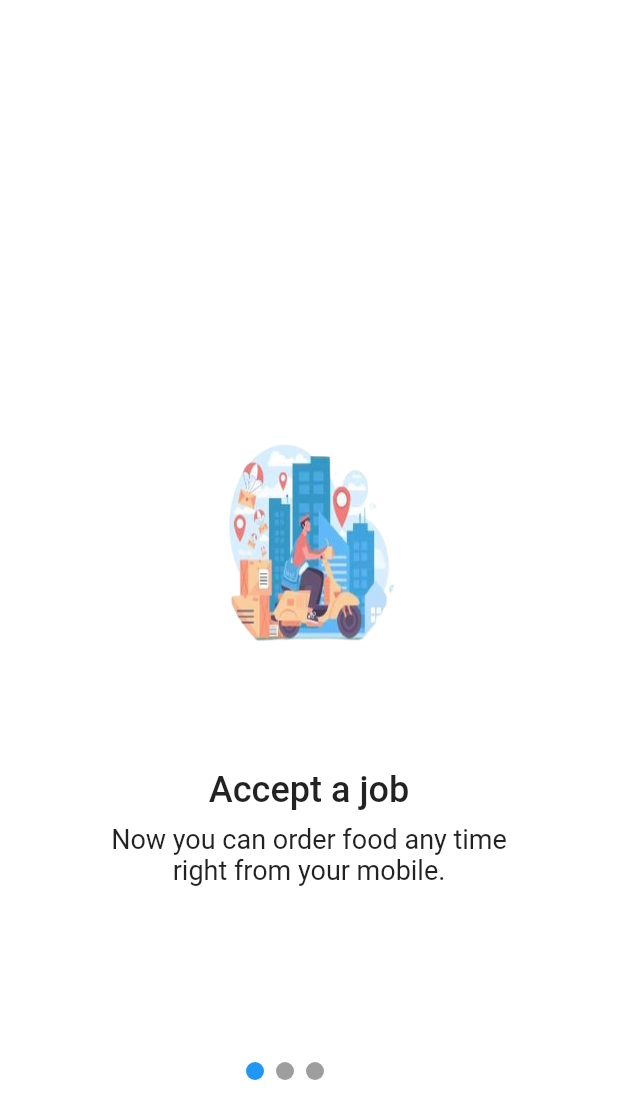
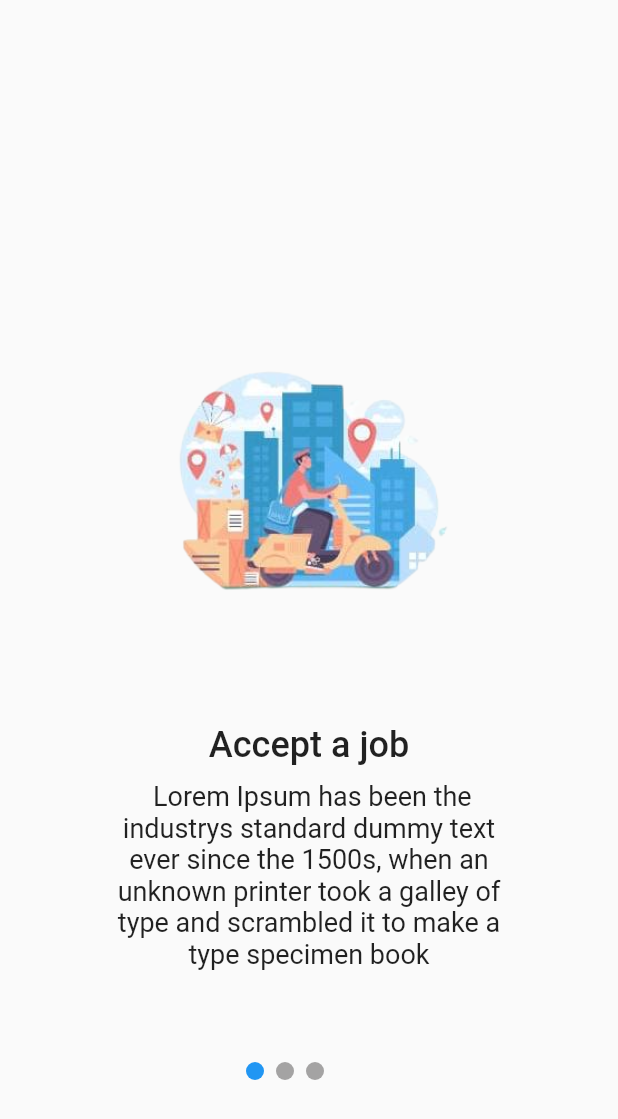
Before and after one commit to sayanths/calicut_project, a Flutter app: the screen it shows after launch, on a phone screen of 412 x 824 dp. Shown: the top 1119 px of the screen. Run offline on Flutter 3.47's test engine with Material 2 defaults, Android fonts, the phone set to English and light mode, and no system bars; our stand-ins replace dio, get, google_maps_flutter.

Commit message:
intro screen customized

```diff
--- a/lib/app/intro_screen/controller/onboard_controller.dart
+++ b/lib/app/intro_screen/controller/onboard_controller.dart
@@ -12,14 +12,14 @@ class OnboardingController extends GetxController {
     OnboardingInfo(
         'asset/WhatsApp_Image_2022-09-27_at_3.49.19_PM__1_-removebg-preview (1).png',
         'Accept a job',
-        'Now you can order food any time  right from your mobile.'),
+        ' Lorem Ipsum has been the industrys standard dummy text ever since the 1500s, when an unknown printer took a galley of type and scrambled it to make a type specimen book'),
     OnboardingInfo(
         'asset/images__1_-removebg-preview.png',
         'Tracking Real time',
-        'We are maintain safty and We keep clean while making food.'),
+        ' Lorem Ipsum has been the industrys standard dummy text ever since the 1500s, when an unknown printer took a galley of type and scrambled it to make a type specimen book'),
     OnboardingInfo(
         'asset/images__2_-removebg-preview.png',
         'Get On- Time Service',
-        'Orders your favorite meals will be immediately deliver')
+        ' Lorem Ipsum has been the industrys standard dummy text ever since the 1500s, when an unknown printer took a galley of type and scrambled it to make a type specimen book')
   ];
 }
--- a/lib/app/intro_screen/model/on_board_info.dart
+++ b/lib/app/intro_screen/model/on_board_info.dart
@@ -1,7 +1,11 @@
 class OnboardingInfo {
-  final imageAsset;
-  final title;
-  final description;
+  final String imageAsset;
+  final String title;
+  final String description;
 
-  OnboardingInfo(this.imageAsset, this.title, this.description);
+  OnboardingInfo(
+    this.imageAsset,
+    this.title,
+    this.description,
+  );
 }
--- a/lib/app/intro_screen/view/intro_screen.dart
+++ b/lib/app/intro_screen/view/intro_screen.dart
@@ -1,8 +1,9 @@
 import 'package:calicut_test/app/intro_screen/controller/onboard_controller.dart';
 import 'package:calicut_test/app/login_screen/view/login_screen.dart';
+import 'package:calicut_test/app/utiles/color.dart';
+import 'package:calicut_test/app/utiles/widget.dart';
 import 'package:flutter/material.dart';
 import 'package:get/get.dart';
-
 
 class IndrouctionScreen extends StatelessWidget {
   IndrouctionScreen({Key? key}) : super(key: key);
@@ -11,8 +12,8 @@ class IndrouctionScreen extends StatelessWidget {
 
   @override
   Widget build(BuildContext context) {
+    Size size = MediaQuery.of(context).size;
     return Scaffold(
-      backgroundColor: Colors.white,
       body: SafeArea(
         child: Stack(
           children: [
@@ -26,18 +27,16 @@ class IndrouctionScreen extends StatelessWidget {
                     children: [
                       Image.asset(
                         controller.onboardingPages[index].imageAsset,
-                        width: MediaQuery.of(context).size.width * .6,
-                        height: MediaQuery.of(context).size.height * .3,
-                        fit: BoxFit.fill,
+                        width: size.width / 1,
+                        height: size.height / 3,
                       ),
-                      const SizedBox(height: 32),
+                      height30,
                       Text(
                         controller.onboardingPages[index].title,
                         style: const TextStyle(
                             fontSize: 24, fontWeight: FontWeight.w500),
                       ),
-                      SizedBox(
-                          height: MediaQuery.of(context).size.height * 0.01),
+                      height10,
                       Padding(
                         padding: const EdgeInsets.symmetric(horizontal: 64.0),
                         child: Text(
@@ -62,8 +61,8 @@ class IndrouctionScreen extends StatelessWidget {
                       height: 12,
                       decoration: BoxDecoration(
                         color: controller.selectedPageIndex.value == index
-                            ? Colors.blue
-                            : Colors.grey,
+                            ? blue
+                            : grey,
                         shape: BoxShape.circle,
                       ),
                     );
@@ -81,18 +80,18 @@ class IndrouctionScreen extends StatelessWidget {
                       child: Material(
                         elevation: 5,
                         borderRadius: BorderRadius.circular(10),
-                        color: Colors.teal,
+                        color: green,
                         child: MaterialButton(
                           padding: const EdgeInsets.fromLTRB(20, 15, 20, 15),
                           minWidth: MediaQuery.of(context).size.width,
                           onPressed: () {
-                           Get.to(LoginScreen());
+                            Get.to(LoginScreen());
                           },
                           child: const Text('Get Started',
                               textAlign: TextAlign.center,
                               style: TextStyle(
                                   fontSize: 20,
-                                  color: Colors.white,
+                                  color: white,
                                   fontWeight: FontWeight.bold)),
                         ),
                       ),
--- a/lib/app/login_screen/view/login_screen.dart
+++ b/lib/app/login_screen/view/login_screen.dart
@@ -1,7 +1,7 @@
 import 'package:calicut_test/app/login_screen/controller/login_controller.dart';
+import 'package:calicut_test/app/utiles/widget.dart';
 import 'package:flutter/material.dart';
 import 'package:get/instance_manager.dart';
-
 
 class LoginScreen extends StatelessWidget {
   LoginScreen({Key? key}) : super(key: key);
@@ -18,7 +18,7 @@ class LoginScreen extends StatelessWidget {
             child: Container(
               height: 200,
               width: 200,
-              decoration: BoxDecoration(
+              decoration: const BoxDecoration(
                 image: DecorationImage(
                     image: AssetImage('asset/img01.png'), fit: BoxFit.cover),
               ),
@@ -32,7 +32,7 @@ class LoginScreen extends StatelessWidget {
                 TextFormField(
                   validator: (value) {
                     if (value!.isEmpty) {
-                      return "Empty";
+                      return "Field is required";
                     }
                     if (!RegExp("^[a-zA-Z0-9+_.-]+@[a-zA-Z0-9.-]+.[a-z]")
                         .hasMatch(value)) {
@@ -51,12 +51,12 @@ class LoginScreen extends StatelessWidget {
                     ),
                   ),
                 ),
-                const SizedBox(height: 20),
+                height20,
                 TextFormField(
                   obscureText: true,
                   validator: (value) {
                     if (value!.isEmpty) {
-                      return "Empty";
+                      return "Field is required";
                     }
 
                     return null;
--- a/lib/app/utiles/color.dart
+++ b/lib/app/utiles/color.dart
@@ -1,4 +1,3 @@
-import 'package:flutter/animation.dart';
 import 'package:flutter/material.dart';
 
 const Color green = Color.fromARGB(255, 5, 170, 159);
@@ -9,3 +8,4 @@ const Color red = Color.fromARGB(255, 242, 0, 0);
 const Color greenlight = Color.fromARGB(255, 0, 152, 8);
 const Color yellow = Color.fromARGB(255, 209, 198, 0);
 const Color darkGreen = Color.fromARGB(255, 3, 61, 5);
+const Color blue = Colors.blue;
```
